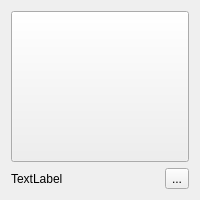
Before: the Qt Designer form series.ui in SimiThePro/SeriesApp, drawn with Qt 5.
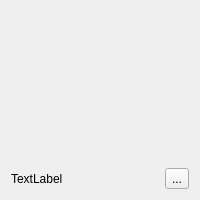
After: the same form once the commit is applied. Icons and pictures are not drawn.

Commit message: Added Functionality to add new Series

The edit to the form file:
```diff
--- a/series.ui
+++ b/series.ui
@@ -10,6 +10,12 @@
     <height>200</height>
    </rect>
   </property>
+  <property name="minimumSize">
+   <size>
+    <width>150</width>
+    <height>150</height>
+   </size>
+  </property>
   <property name="maximumSize">
    <size>
     <width>200</width>
@@ -40,6 +46,18 @@
        <height>0</height>
       </size>
      </property>
+     <property name="styleSheet">
+      <string notr="true">QPushButton:hover {
+border: 2px solid rgb(0, 0, 0);
+border-radius: 5px;
+}
+QPushButton{
+	background-image: url(:/Data/Icons/Data/Icons/UdemyCourse.jpg);
+	border-radius: 5px;
+	background-position: center;
+}
+</string>
+     </property>
      <property name="text">
       <string/>
      </property>
```
The commit also changes 15 other files.
